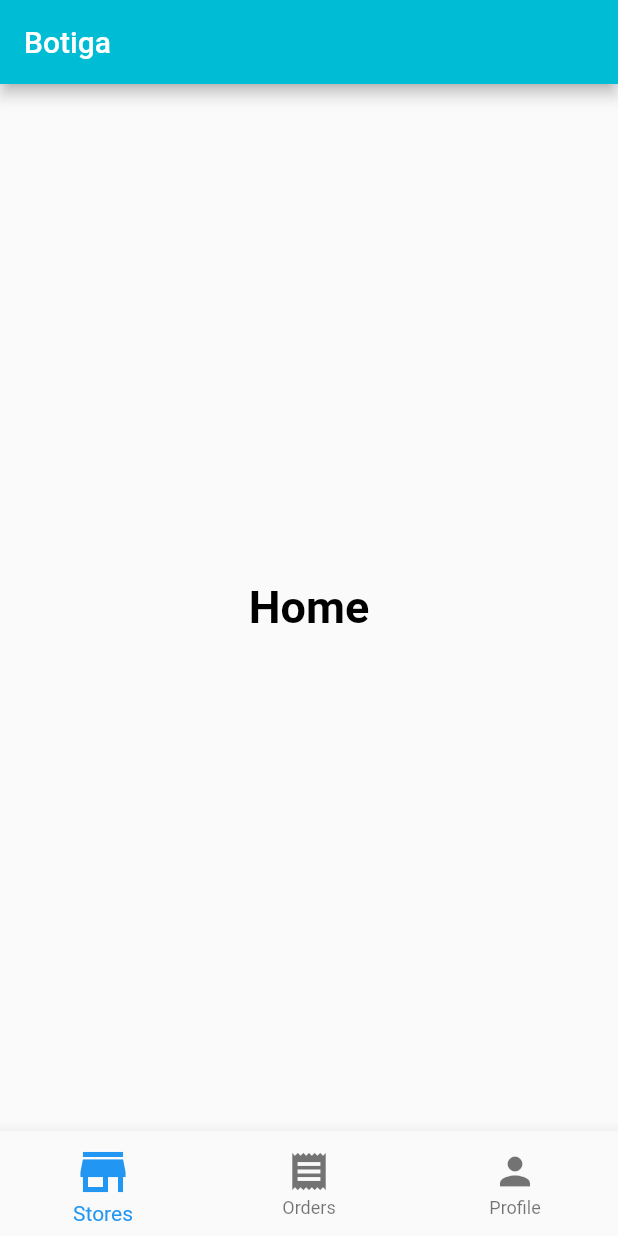
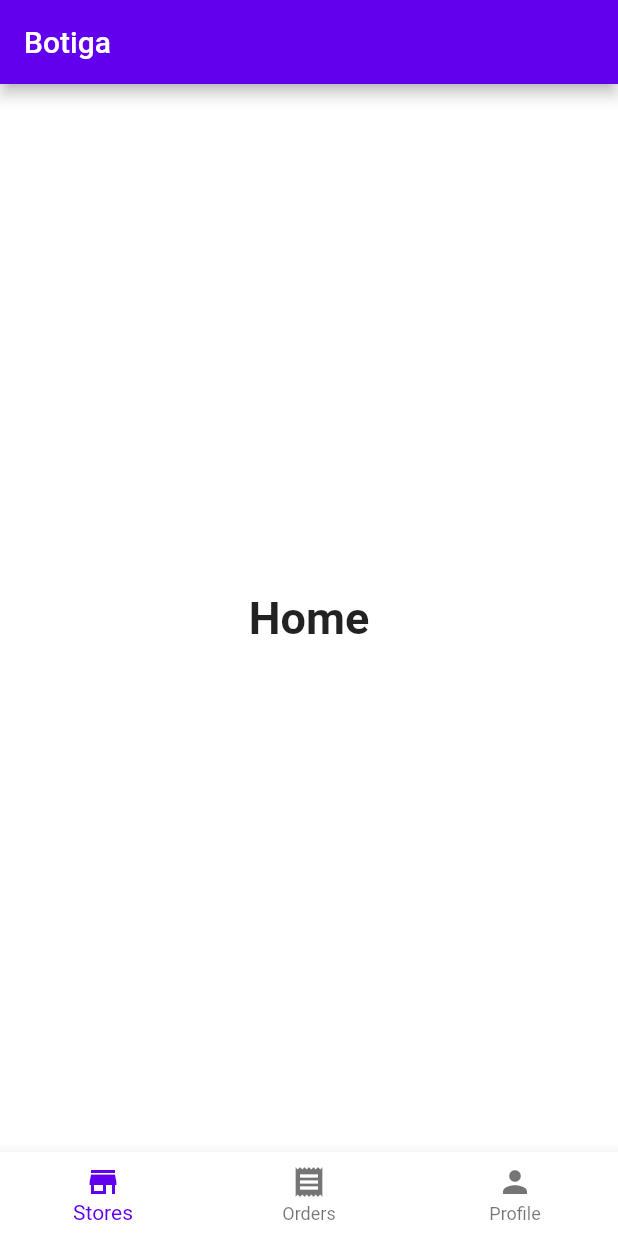
Before and after one commit to varmeh/botigaApp, a Flutter app: the screen it shows after launch, on a phone screen of 412 x 824 dp. Run offline on Flutter 3.47's test engine with Material 2 defaults, Android fonts, the phone set to English and light mode, and no system bars.

Commit message:
theme created using color scheme as recommended

```diff
--- a/lib/theme/lightTheme.dart
+++ b/lib/theme/lightTheme.dart
@@ -1,48 +1,22 @@
 import 'package:flutter/material.dart';
 
-final _textTheme = TextTheme(
-  headline6: TextStyle(
-    color: Colors.black,
-    fontSize: 20.0,
-    fontWeight: FontWeight.bold,
-  ),
-  subtitle1: TextStyle(
-    color: Colors.grey,
-    fontSize: 18.0,
-  ),
-  subtitle2: TextStyle(
-    color: Colors.grey,
-    fontSize: 14.0,
-  ),
-  bodyText2: TextStyle(
-    color: Colors.black,
-    fontSize: 14.0,
-  ),
-  button: TextStyle(
-    color: Colors.white,
-    fontSize: 18.0,
+// Material Color Theme Creation
+// https://material.io/design/color/the-color-system.html#color-theme-creation
+
+final lightTheme = ThemeData.from(
+  colorScheme: ColorScheme(
+    brightness: Brightness.light,
+    primary: Color(0xff6200ee),
+    primaryVariant: Color(0xff3700b3),
+    secondary: Color(0xff03dac6),
+    secondaryVariant: Color(0xff018786),
+    background: Colors.white,
+    surface: Colors.white,
+    error: Color(0xffb00020),
+    onPrimary: Colors.white,
+    onSecondary: Colors.black,
+    onBackground: Colors.black,
+    onSurface: Colors.black,
+    onError: Colors.white,
   ),
 );
-
-final _bottomNavigationBarTheme = BottomNavigationBarThemeData(
-  selectedIconTheme: const IconThemeData(size: 40),
-  unselectedIconTheme: const IconThemeData(size: 30),
-);
-
-final lightTheme = ThemeData.light().copyWith(
-  primaryColor: Color(0xff00bcd4),
-  primaryColorBrightness: Brightness.light,
-  primaryColorLight: Color(0xffb2ebf2),
-  primaryColorDark: Color(0xff0097a7),
-  accentColor: Color(0xff00bcd4),
-  scaffoldBackgroundColor: Color(0xfffafafa),
-  bottomAppBarColor: Color(0xffffffff),
-  cardColor: Color(0xffffffff),
-  dividerColor: Color(0x1f000000),
-  highlightColor: Color(0x66bcbcbc),
-  indicatorColor: Color(0xff00bcd4),
-  hintColor: Color(0x8a000000),
-  errorColor: Color(0xffd32f2f),
-  bottomNavigationBarTheme: _bottomNavigationBarTheme,
-  textTheme: _textTheme,
-);
```
